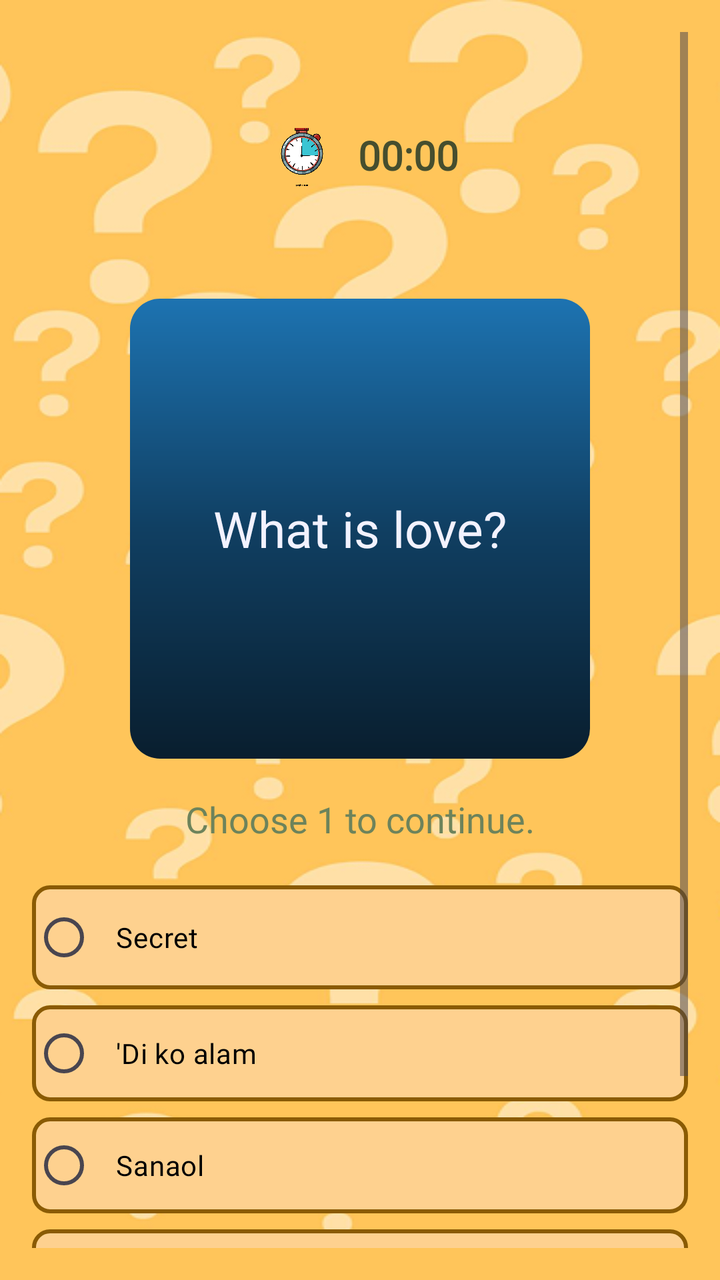
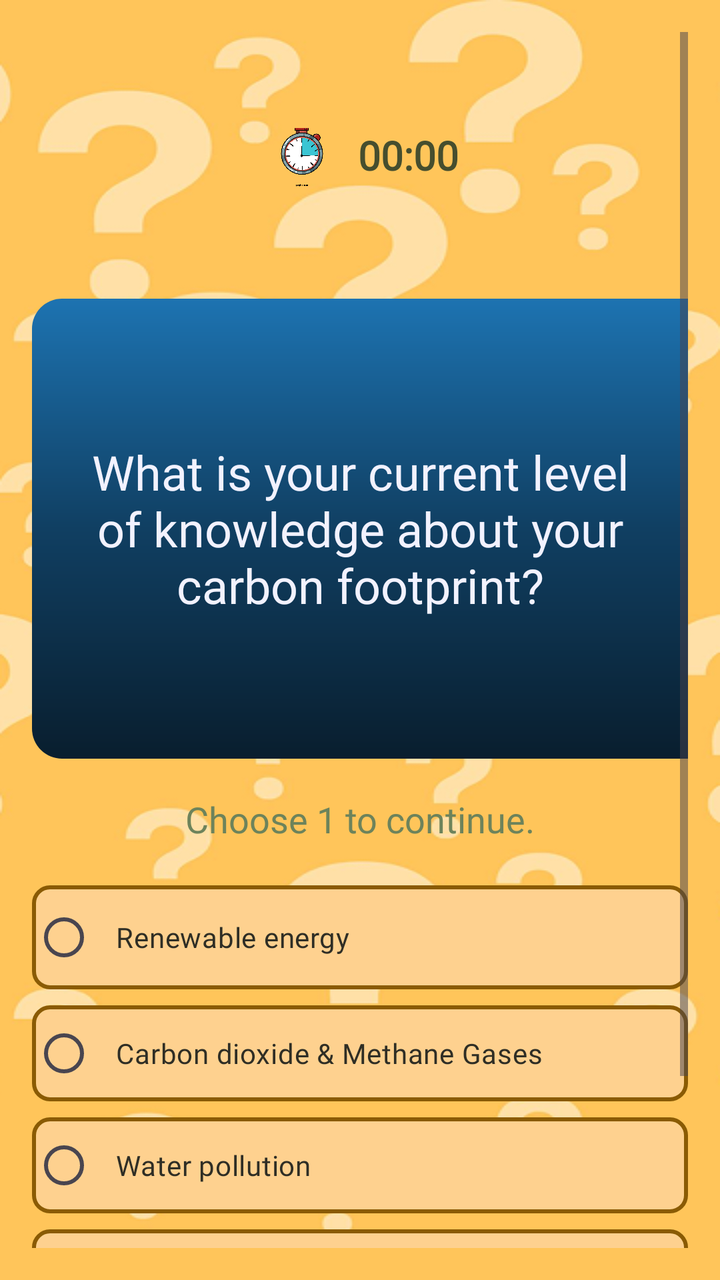

Before-and-after screenshots of an Android layout around one commit, followed by the original layout XML and the change that was made.
<!-- AndroidManifest.xml: application theme Theme.CVERDETOTOO -->
<!-- res/layout/activity_pre_asses11.xml -->
<?xml version="1.0" encoding="utf-8"?>
<ScrollView xmlns:android="http://schemas.android.com/apk/res/android"
    xmlns:app="http://schemas.android.com/apk/res-auto"
    xmlns:tools="http://schemas.android.com/tools"
    android:layout_width="match_parent"
    android:layout_height="wrap_content"
    android:background="@drawable/quesbg"
    android:padding="16dp">

    <androidx.constraintlayout.widget.ConstraintLayout
        android:layout_width="match_parent"
        android:layout_height="wrap_content"
        tools:context=".YourActivityName">

        
        <LinearLayout
            android:id="@+id/foodLayout"
            android:layout_width="wrap_content"
            android:layout_height="wrap_content"
            android:layout_marginTop="48dp"
            android:gravity="center_horizontal"
            android:orientation="horizontal"
            app:layout_constraintEnd_toEndOf="parent"
            app:layout_constraintStart_toStartOf="parent"
            app:layout_constraintTop_toTopOf="parent">

            <ImageView
                android:layout_width="40dp"
                android:layout_height="40dp"
                android:layout_marginTop="-10sp"
                android:contentDescription="@string/timee"
                app:srcCompat="@drawable/timer"/>

            <TextView
                android:id="@+id/timer21"
                android:layout_width="wrap_content"
                android:layout_height="wrap_content"
                android:layout_marginStart="8dp"
                android:fontFamily="@font/afacad"
                android:text="@string/timer1"
                android:textColor="@color/Green"
                android:textStyle="bold"
                android:textSize="20sp" />
        </LinearLayout>

        <FrameLayout
            android:id="@+id/overlapContainer"
            android:layout_width="wrap_content"
            android:layout_height="wrap_content"
            app:layout_constraintTop_toBottomOf="@id/foodLayout"
            app:layout_constraintStart_toStartOf="parent"
            app:layout_constraintEnd_toEndOf="parent"
            android:layout_marginTop="55dp">

            <ImageView
                android:id="@+id/TransPic"
                android:layout_width="230dp"
                android:layout_height="230dp"
                app:srcCompat="@drawable/homebluecurve" />

            <TextView
                android:id="@+id/questionText2"
                android:layout_width="wrap_content"
                android:layout_height="wrap_content"
                android:layout_gravity="center"
                android:fontFamily="@font/poppins_bold"
                android:text="@string/preqeus1"
                android:textColor="@color/WBlue"
                android:textSize="25sp"
                android:textStyle="normal" />
        </FrameLayout>

        <TextView
            android:id="@+id/guide"
            android:layout_width="wrap_content"
            android:layout_height="wrap_content"
            android:layout_marginTop="18dp"
            android:fontFamily="@font/afacad"
            android:gravity="center"
            android:text="@string/guideRB"
            android:textColor="#6d835b"
            android:textSize="18sp"
            android:textStyle="normal"
            app:layout_constraintEnd_toEndOf="parent"
            app:layout_constraintStart_toStartOf="parent"
            app:layout_constraintTop_toBottomOf="@id/overlapContainer" />

        <RadioGroup
            android:id="@+id/radiopreQ11"
            android:layout_width="match_parent"
            android:layout_height="wrap_content"
            android:orientation="vertical"
            app:layout_constraintEnd_toEndOf="parent"
            app:layout_constraintStart_toStartOf="parent"
            app:layout_constraintTop_toBottomOf="@id/guide">

            <RadioButton
                android:id="@+id/prebtn1a"
                android:layout_width="match_parent"
                android:layout_height="52dp"
                android:background="@drawable/choicesbg"
                android:fontFamily="@font/poppinsregular"
                android:layout_marginTop="21dp"
                android:minHeight="48dp"
                android:padding="12dp"
                android:paddingStart="10dp"
                android:text="@string/preQ11a"
                android:textColor="#000000" />

            <RadioButton
                android:id="@+id/prebtn1b"
                android:layout_width="match_parent"
                android:layout_height="wrap_content"
                android:layout_marginTop="8dp"
                android:background="@drawable/choicesbg"
                android:fontFamily="@font/poppinsregular"
                android:minHeight="48dp"
                android:padding="12dp"
                android:paddingStart="10dp"
                android:text="@string/preQ11b"
                android:textColor="#000000" />

            <RadioButton
                android:id="@+id/prebtn1c"
                android:layout_width="match_parent"
                android:layout_height="wrap_content"
                android:layout_marginTop="8dp"
                android:background="@drawable/choicesbg"
                android:fontFamily="@font/poppinsregular"
                android:minHeight="48dp"
                android:padding="12dp"
                android:paddingStart="10dp"
                android:text="@string/preQ11c"
                android:textColor="#000000" />

            <RadioButton
                android:id="@+id/prebtn1d"
                android:layout_width="match_parent"
                android:layout_height="wrap_content"
                android:layout_marginTop="8dp"
                android:background="@drawable/choicesbg"
                android:fontFamily="@font/poppinsregular"
                android:minHeight="48dp"
                android:padding="12dp"
                android:paddingStart="10dp"
                android:text="@string/preQ11d"
                android:textColor="#000000" />
        </RadioGroup>

        <LinearLayout
            android:id="@+id/bttnchoice1"
            android:layout_width="wrap_content"
            android:layout_height="wrap_content"
            android:layout_marginTop="18dp"
            android:gravity="center_horizontal"
            android:orientation="horizontal"
            app:layout_constraintEnd_toEndOf="parent"
            app:layout_constraintStart_toStartOf="parent"
            app:layout_constraintTop_toBottomOf="@id/radiopreQ11">

            <Button
                android:id="@+id/preq11"
                android:layout_width="137dp"
                android:layout_height="65dp"
                android:background="@drawable/preassesbtn"
                android:backgroundTint="@null"
                android:text="@string/submit"
                android:textSize="20sp" />

            <Button
                android:id="@+id/next11"
                android:layout_width="137dp"
                android:layout_height="65dp"
                android:layout_marginStart="30sp"
                android:background="@drawable/preassesbtn2"
                android:text="@string/next"
                android:textSize="20sp"
                android:backgroundTint="@null" />

        </LinearLayout>

    </androidx.constraintlayout.widget.ConstraintLayout>
</ScrollView>
<!-- resources referenced by this layout -->
<resources>
  <color name="Green">#464E2E</color>
  <color name="WBlue">#F2F2FF</color>
  <!-- drawable choicesbg (drawable) -->
  <?xml version="1.0" encoding="utf-8"?>
  <shape android:shape="rectangle"
      xmlns:android="http://schemas.android.com/apk/res/android">
  
      <solid android:color="#FED18F"/>
      <stroke android:color="#8A5B04" android:width="2dp"/>
      <corners android:radius="8dp"/>
  </shape>
  <!-- drawable homebluecurve (drawable) -->
  <?xml version="1.0" encoding="utf-8"?>
  <shape xmlns:android="http://schemas.android.com/apk/res/android"
      android:shape="rectangle">
  
      
      <gradient
          android:startColor="#091E2E"
          android:centerColor="#103F62"
          android:endColor="#1D73B1"
          android:angle="90"/>
  
      <corners android:radius="15dp"/>
  </shape>
  <!-- drawable preassesbtn (drawable) -->
  <?xml version="1.0" encoding="utf-8"?>
  <shape android:shape="rectangle"
      xmlns:android="http://schemas.android.com/apk/res/android">
  
      <gradient android:startColor="@color/BGreen" android:endColor="@color/LGreen"
          android:type="linear" android:width="3dp"/>
      <corners android:radius="5dp"/>
      <stroke android:color="@color/Green" android:width="1dp"/>
  </shape>
  <!-- drawable preassesbtn2 (drawable) -->
  <?xml version="1.0" encoding="utf-8"?>
  <shape android:shape="rectangle"
      xmlns:android="http://schemas.android.com/apk/res/android">
  
      <solid android:color="#97C97A"
          android:type="linear" android:width="3dp"/>
      <corners android:radius="5dp"/>
      <stroke android:color="@color/Green" android:width="2dp"/>
  </shape>
  <!-- drawable quesbg: png bitmap (drawable, 134831 bytes) -->
  <!-- drawable timer: png bitmap (drawable, 149397 bytes) -->
  <string name="guideRB">Choose 1 to continue.</string>
  <string name="next">NEXT</string>
  <string name="preQ11a">Secret</string>
  <string name="preQ11b">\'Di ko alam</string>
  <string name="preQ11c">Sanaol</string>
  <string name="preQ11d">bading si hans</string>
  <string name="preqeus1">What is love?</string>
  <string name="submit">Submit</string>
  <string name="timee">\n</string>
  <string name="timer1">00:00</string>
  <style name="Theme.CVERDETOTOO" parent="Base.Theme.CVERDETOTOO" />
  <color name="BGreen">#ABC992</color>
  <color name="LGreen">#ACB992</color>
  <style name="Base.Theme.CVERDETOTOO" parent="Theme.Material3.DayNight.NoActionBar">
          
          
      </style>
</resources>

<!-- the commit's change to res/layout/activity_pre_asses11.xml (unified diff, before → after) -->
@@ -54,19 +54,20 @@
 
             <ImageView
                 android:id="@+id/TransPic"
-                android:layout_width="230dp"
+                android:layout_width="350dp"
                 android:layout_height="230dp"
                 app:srcCompat="@drawable/homebluecurve" />
 
             <TextView
                 android:id="@+id/questionText2"
-                android:layout_width="wrap_content"
+                android:layout_width="300dp"
                 android:layout_height="wrap_content"
                 android:layout_gravity="center"
+                android:textAlignment="center"
                 android:fontFamily="@font/poppins_bold"
                 android:text="@string/preqeus1"
                 android:textColor="@color/WBlue"
-                android:textSize="25sp"
+                android:textSize="24sp"
                 android:textStyle="normal" />
         </FrameLayout>
 
@@ -105,7 +106,7 @@
                 android:padding="12dp"
                 android:paddingStart="10dp"
                 android:text="@string/preQ11a"
-                android:textColor="#000000" />
+                android:textColor="@color/BlckYellow" />
 
             <RadioButton
                 android:id="@+id/prebtn1b"
@@ -118,7 +119,7 @@
                 android:padding="12dp"
                 android:paddingStart="10dp"
                 android:text="@string/preQ11b"
-                android:textColor="#000000" />
+                android:textColor="@color/BlckYellow" />
 
             <RadioButton
                 android:id="@+id/prebtn1c"
@@ -131,7 +132,7 @@
                 android:padding="12dp"
                 android:paddingStart="10dp"
                 android:text="@string/preQ11c"
-                android:textColor="#000000" />
+                android:textColor="@color/BlckYellow" />
 
             <RadioButton
                 android:id="@+id/prebtn1d"
@@ -144,7 +145,7 @@
                 android:padding="12dp"
                 android:paddingStart="10dp"
                 android:text="@string/preQ11d"
-                android:textColor="#000000" />
+                android:textColor="@color/BlckYellow" />
         </RadioGroup>
 
         <LinearLayout
<!-- resource entries referenced after the edit -->
@@ -1,5 +1,6 @@
 <!-- resources referenced by this layout -->
 <resources>
+  <color name="BlckYellow">#2F2E25</color>
   <color name="Green">#464E2E</color>
   <color name="WBlue">#F2F2FF</color>
   <!-- drawable choicesbg (drawable) -->
@@ -49,11 +50,11 @@
   <!-- drawable timer: png bitmap (drawable, 149397 bytes) -->
   <string name="guideRB">Choose 1 to continue.</string>
   <string name="next">NEXT</string>
-  <string name="preQ11a">Secret</string>
-  <string name="preQ11b">\'Di ko alam</string>
-  <string name="preQ11c">Sanaol</string>
-  <string name="preQ11d">bading si hans</string>
-  <string name="preqeus1">What is love?</string>
+  <string name="preQ11a">Renewable energy</string>
+  <string name="preQ11b">Carbon dioxide &amp; Methane Gases</string>
+  <string name="preQ11c">Water pollution</string>
+  <string name="preQ11d">Deforestation</string>
+  <string name="preqeus1">What is your current level of knowledge about your carbon footprint?</string>
   <string name="submit">Submit</string>
   <string name="timee">\n</string>
   <string name="timer1">00:00</string>
